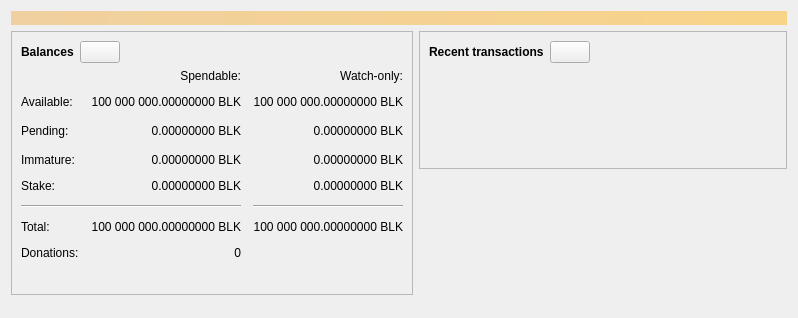
Before: the Qt Designer form codexacoin-core/src/qt/forms/overviewpage.ui in fakharnaqvi5313/codexacoin, drawn with Qt 5.
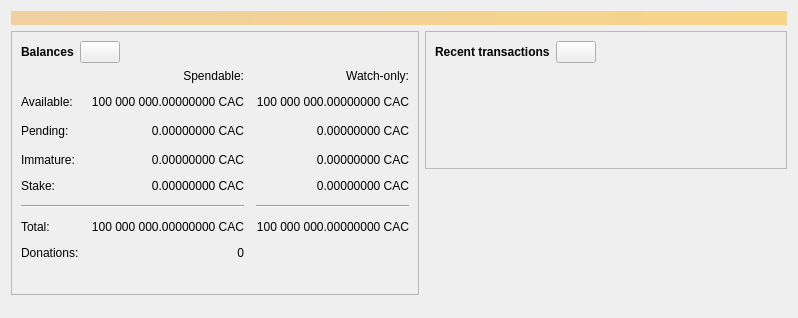
After: the same form once the commit is applied. Icons and pictures are not drawn. Custom widgets are drawn as their Qt base class.

What changed in the file:
```diff
--- a/codexacoin-core/src/qt/forms/overviewpage.ui
+++ b/codexacoin-core/src/qt/forms/overviewpage.ui
@@ -120,7 +120,7 @@
                <string>Unconfirmed transactions to watch-only addresses</string>
               </property>
               <property name="text">
-               <string notr="true">0.00000000 BLK</string>
+               <string notr="true">0.00000000 CAC</string>
               </property>
               <property name="alignment">
                <set>Qt::AlignRight|Qt::AlignTrailing|Qt::AlignVCenter</set>
@@ -139,7 +139,7 @@
                <string>Total of transactions that have yet to be confirmed, and do not yet count toward the spendable balance</string>
               </property>
               <property name="text">
-               <string notr="true">0.00000000 BLK</string>
+               <string notr="true">0.00000000 CAC</string>
               </property>
               <property name="alignment">
                <set>Qt::AlignRight|Qt::AlignTrailing|Qt::AlignVCenter</set>
@@ -158,7 +158,7 @@
                <string>Mined balance in watch-only addresses that has not yet matured</string>
               </property>
               <property name="text">
-               <string notr="true">0.00000000 BLK</string>
+               <string notr="true">0.00000000 CAC</string>
               </property>
               <property name="alignment">
                <set>Qt::AlignRight|Qt::AlignTrailing|Qt::AlignVCenter</set>
@@ -210,7 +210,7 @@
                <string>Mined balance that has not yet matured</string>
               </property>
               <property name="text">
-               <string notr="true">0.00000000 BLK</string>
+               <string notr="true">0.00000000 CAC</string>
               </property>
               <property name="alignment">
                <set>Qt::AlignRight|Qt::AlignTrailing|Qt::AlignVCenter</set>
@@ -249,7 +249,7 @@
                <string>Your current total balance</string>
               </property>
               <property name="text">
-               <string notr="true">100 000 000.00000000 BLK</string>
+               <string notr="true">100 000 000.00000000 CAC</string>
               </property>
               <property name="alignment">
                <set>Qt::AlignRight|Qt::AlignTrailing|Qt::AlignVCenter</set>
@@ -268,7 +268,7 @@
                <string>Current total balance in watch-only addresses</string>
               </property>
               <property name="text">
-               <string notr="true">100 000 000.00000000 BLK</string>
+               <string notr="true">100 000 000.00000000 CAC</string>
               </property>
               <property name="alignment">
                <set>Qt::AlignRight|Qt::AlignTrailing|Qt::AlignVCenter</set>
@@ -330,7 +330,7 @@
                <string>Your current spendable balance</string>
               </property>
               <property name="text">
-               <string notr="true">100 000 000.00000000 BLK</string>
+               <string notr="true">100 000 000.00000000 CAC</string>
               </property>
               <property name="alignment">
                <set>Qt::AlignRight|Qt::AlignTrailing|Qt::AlignVCenter</set>
@@ -349,7 +349,7 @@
                <string>Your current balance in watch-only addresses</string>
               </property>
               <property name="text">
-               <string notr="true">100 000 000.00000000 BLK</string>
+               <string notr="true">100 000 000.00000000 CAC</string>
               </property>
               <property name="alignment">
                <set>Qt::AlignRight|Qt::AlignTrailing|Qt::AlignVCenter</set>
@@ -392,7 +392,7 @@
                <string>Your current staking balance</string>
               </property>
               <property name="text">
-               <string notr="true">0.00000000 BLK</string>
+               <string notr="true">0.00000000 CAC</string>
               </property>
               <property name="alignment">
                <set>Qt::AlignRight|Qt::AlignTrailing|Qt::AlignVCenter</set>
@@ -411,7 +411,7 @@
                <string>Your current staking balance in watch-only addresses</string>
               </property>
               <property name="text">
-               <string notr="true">0.00000000 BLK</string>
+               <string notr="true">0.00000000 CAC</string>
               </property>
               <property name="alignment">
                <set>Qt::AlignRight|Qt::AlignTrailing|Qt::AlignVCenter</set>
```
Left out of the diff: 6 changed lines with no effect on the pictures.
